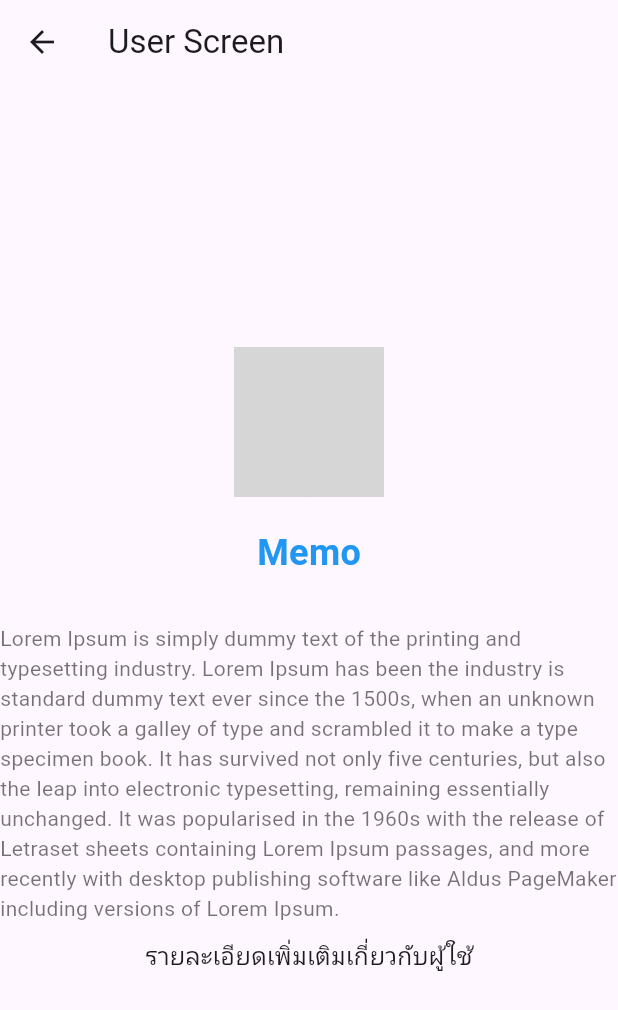
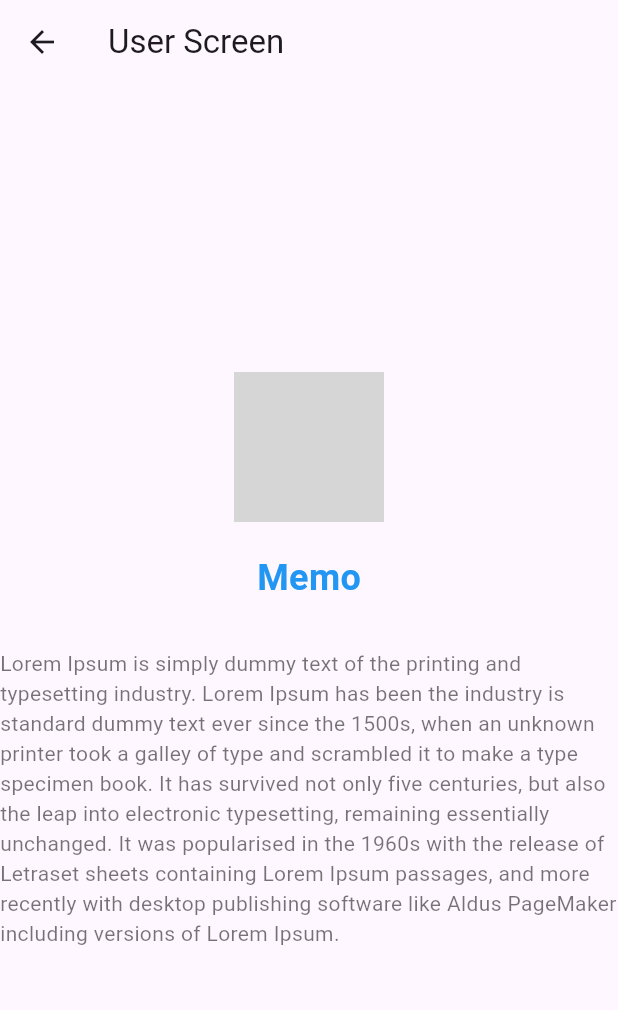
Before and after one commit to ohm2303/flutter_1, a Flutter app: the UserPageScreen screen opened by its route, on a phone screen of 412 x 824 dp. Shown: the top 1010 px of the screen. Run offline on Flutter 3.47's test engine with Material 3 defaults, Android fonts, the phone set to English and light mode, and no system bars; our stand-ins replace dio, get_it, go_router, loading_indicator; network calls fail; grey boxes are pictures that could not be loaded.

Commit message:
fix: user screen.

```diff
--- a/lib/screens/user_screen.dart
+++ b/lib/screens/user_screen.dart
@@ -44,11 +44,6 @@ class _UserPageScreenState extends State<UserPageScreen> {
                   'and more recently with desktop publishing software like Aldus PageMaker including versions of Lorem Ipsum.',
               color: Colors.black54,
             ),
-            SizedBox(height: 10),
-            Text(
-              'รายละเอียดเพิ่มเติมเกี่ยวกับผู้ใช้',
-              style: TextStyle(fontSize: 16),
-            ),
           ],
         ),
       ),
```
